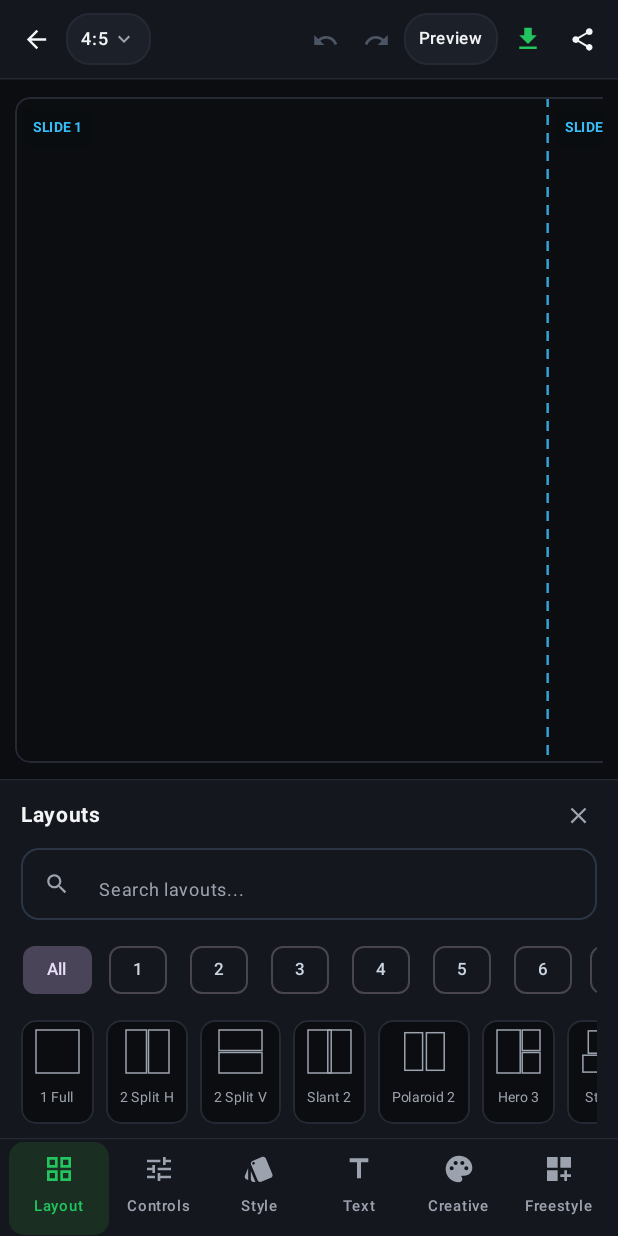
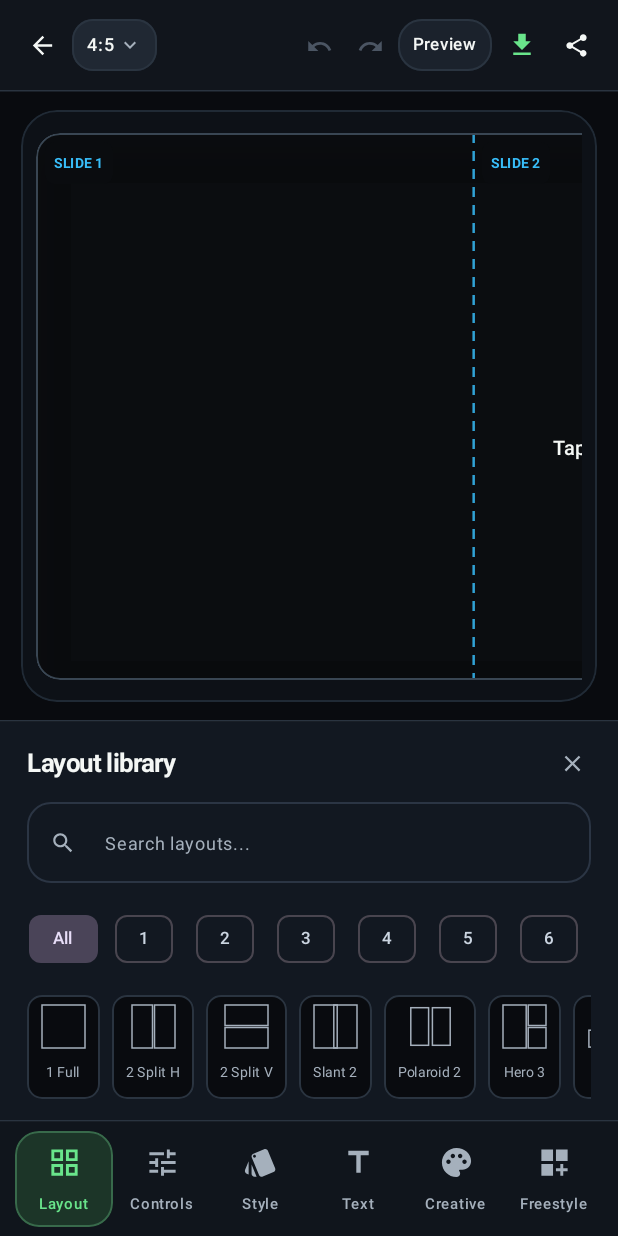
Before and after one commit to darkmode-studio/scrollgrid-studio, an Android app built with Jetpack Compose: the screen it shows after launch (MainActivity), after a tap on "Carousel", on a phone screen of 412 x 824 dp. Run offline under Robolectric (Android 15) with nearby library versions, the phone set to English and light mode, and no system bars.

Commit message:
design: rebuild the editor visual system and workspace layout

```diff
--- a/app/src/main/java/com/darkmode/scrollgridstudio/ui/StudioScreen.kt
+++ b/app/src/main/java/com/darkmode/scrollgridstudio/ui/StudioScreen.kt
@@ -67,15 +67,15 @@ import kotlin.math.roundToInt
 
 private enum class AppScreen { HOME, EDITOR, PREVIEW }
 
-private val BgCanvas = Color(0xFF0B0D10)
-private val BgPanel = Color(0xFF14171D)
-private val BgElevated = Color(0xFF1B2029)
-private val BorderSubtle = Color(0xFF242933)
-private val AccentGreen = Color(0xFF22C55E)
+private val BgCanvas = Color(0xFF090B0F)
+private val BgPanel = Color(0xFF11151C)
+private val BgElevated = Color(0xFF1B222C)
+private val BorderSubtle = Color(0xFF2A3440)
+private val AccentGreen = Color(0xFF69E58B)
 private val CyanGuide = Color(0xFF38BDF8)
 private val DangerRed = Color(0xFFEF4444)
-private val TextPrimary = Color(0xFFF3F4F6)
-private val TextSecondary = Color(0xFF9CA3AF)
+private val TextPrimary = Color(0xFFF4F7F5)
+private val TextSecondary = Color(0xFFA5B0BC)
 
 private val DefaultPhotoPalette = listOf(
     0xFFF3F4F6L,
@@ -505,9 +505,9 @@ fun StudioScreen() {
                 Row(
                     modifier = Modifier
                         .fillMaxWidth()
-                        .height(52.dp)
+                        .height(60.dp)
                         .background(BgPanel)
-                        .padding(horizontal = 8.dp),
+                        .padding(horizontal = 12.dp),
                     verticalAlignment = Alignment.CenterVertically,
                     horizontalArrangement = Arrangement.spacedBy(4.dp)
                 ) {
@@ -528,8 +528,8 @@ fun StudioScreen() {
                     Box {
                         Surface(
                             onClick = { showRatioMenu = true },
-                            shape = RoundedCornerShape(16.dp),
-                            color = BgElevated,
+                            shape = RoundedCornerShape(14.dp),
+                            color = Color(0xFF202833),
                             border = BorderStroke(1.dp, BorderSubtle)
                         ) {
                             Row(
@@ -625,7 +625,11 @@ fun StudioScreen() {
                     modifier = Modifier
                         .weight(1f)
                         .fillMaxWidth()
-                        .padding(horizontal = 10.dp, vertical = 6.dp),
+                        .padding(horizontal = 14.dp, vertical = 12.dp)
+                        .clip(RoundedCornerShape(24.dp))
+                        .background(Color(0xFF0D1117))
+                        .border(1.dp, Color(0xFF202A35), RoundedCornerShape(24.dp))
+                        .padding(horizontal = 10.dp, vertical = 10.dp),
                     contentAlignment = Alignment.Center
                 ) {
                     val density = LocalDensity.current
@@ -659,9 +663,10 @@ fun StudioScreen() {
                             modifier = Modifier
                                 .width(totalCanvasWidthDp)
                                 .height(slideHeightDp)
-                                .clip(RoundedCornerShape(10.dp))
+                                .clip(RoundedCornerShape(16.dp))
                                 .then(bgModifier)
-                                .border(1.dp, BorderSubtle, RoundedCornerShape(10.dp))
+                                .shadow(18.dp, RoundedCornerShape(16.dp))
+                                .border(1.dp, Color(0xFF394653), RoundedCornerShape(16.dp))
                         ) {
                             if (state.customBgHex == null && bg.isBlurPhoto && state.slots.isNotEmpty()) {
                                 AsyncImage(
@@ -1141,11 +1146,11 @@ fun StudioScreen() {
                     Column(
                         modifier = Modifier
                             .fillMaxWidth()
-                            .heightIn(max = 276.dp)
+                            .heightIn(max = 310.dp)
                             .verticalScroll(rememberScrollState())
-                            .background(BgPanel)
-                            .padding(horizontal = 14.dp, vertical = 9.dp),
-                        verticalArrangement = Arrangement.spacedBy(9.dp)
+                            .background(Color(0xFF121821))
+                            .padding(horizontal = 18.dp, vertical = 14.dp),
+                        verticalArrangement = Arrangement.spacedBy(13.dp)
                     ) {
                         when (state.activeTab) {
                             StudioTab.LAYOUT -> {
@@ -1155,7 +1160,7 @@ fun StudioScreen() {
                                     horizontalArrangement = Arrangement.SpaceBetween,
                                     verticalAlignment = Alignment.CenterVertically
                                 ) {
-                                    Text("Layouts", color = TextPrimary, fontSize = 14.sp, fontWeight = FontWeight.Bold)
+                                    Text("Layout library", color = TextPrimary, fontSize = 17.sp, fontWeight = FontWeight.Bold, letterSpacing = (-.25).sp)
                                     IconButton(onClick = { showTrayPanel = false }, modifier = Modifier.size(26.dp)) {
                                         Icon(Icons.Default.Close, "Close", tint = TextSecondary, modifier = Modifier.size(18.dp))
                                     }
@@ -1168,8 +1173,8 @@ fun StudioScreen() {
                                     placeholder = { Text("Search layouts...", fontSize = 12.sp, color = TextSecondary) },
                                     leadingIcon = { Icon(Icons.Default.Search, null, tint = TextSecondary, modifier = Modifier.size(17.dp)) },
                                     singleLine = true,
-                                    shape = RoundedCornerShape(12.dp),
-                                    modifier = Modifier.fillMaxWidth().height(48.dp)
+                                    shape = RoundedCornerShape(16.dp),
+                                    modifier = Modifier.fillMaxWidth().height(54.dp)
                                 )
 
                                 // Photo Count Filter Chips: All, 1, 2, 3, 4, 5, 6, 7+
@@ -1651,7 +1656,7 @@ fun StudioScreen() {
 
                 // 4. Reference-Style 6-Tab Bottom Dock (Layout, Controls, Style, Text, Creative, Freestyle)
                 Row(
-                    modifier = Modifier.fillMaxWidth().height(64.dp).background(BgPanel).padding(horizontal = 6.dp),
+                    modifier = Modifier.fillMaxWidth().height(76.dp).background(Color(0xFF10151C)).padding(horizontal = 10.dp, vertical = 6.dp),
                     horizontalArrangement = Arrangement.SpaceEvenly,
                     verticalAlignment = Alignment.CenterVertically
                 ) {
@@ -1668,8 +1673,9 @@ fun StudioScreen() {
                         Column(
                             modifier = Modifier
                                 .weight(1f)
-                                .clip(RoundedCornerShape(10.dp))
-                                .background(if (selected) Color(0xFF1A2E22) else Color.Transparent)
+                                .clip(RoundedCornerShape(16.dp))
+                                .background(if (selected) Color(0xFF1C3528) else Color.Transparent)
+                                .border(if (selected) 1.dp else 0.dp, if (selected) Color(0xFF386A4B) else Color.Transparent, RoundedCornerShape(16.dp))
                                 .clickable {
                                     if (state.activeTab == tab) {
                                         showTrayPanel = !showTrayPanel
@@ -1678,11 +1684,11 @@ fun StudioScreen() {
                                         showTrayPanel = true
                                     }
                                 }
-                                .padding(vertical = 7.dp),
+                                .padding(vertical = 9.dp),
                             horizontalAlignment = Alignment.CenterHorizontally,
-                            verticalArrangement = Arrangement.spacedBy(2.dp)
+                            verticalArrangement = Arrangement.spacedBy(4.dp)
                         ) {
-                            Icon(icon, tab.label, tint = if (selected) AccentGreen else TextSecondary, modifier = Modifier.size(21.dp))
+                            Icon(icon, tab.label, tint = if (selected) AccentGreen else TextSecondary, modifier = Modifier.size(23.dp))
                             Text(tab.label, color = if (selected) AccentGreen else TextSecondary, fontSize = 10.sp, fontWeight = if (selected) FontWeight.SemiBold else FontWeight.Medium)
                         }
                     }
```
